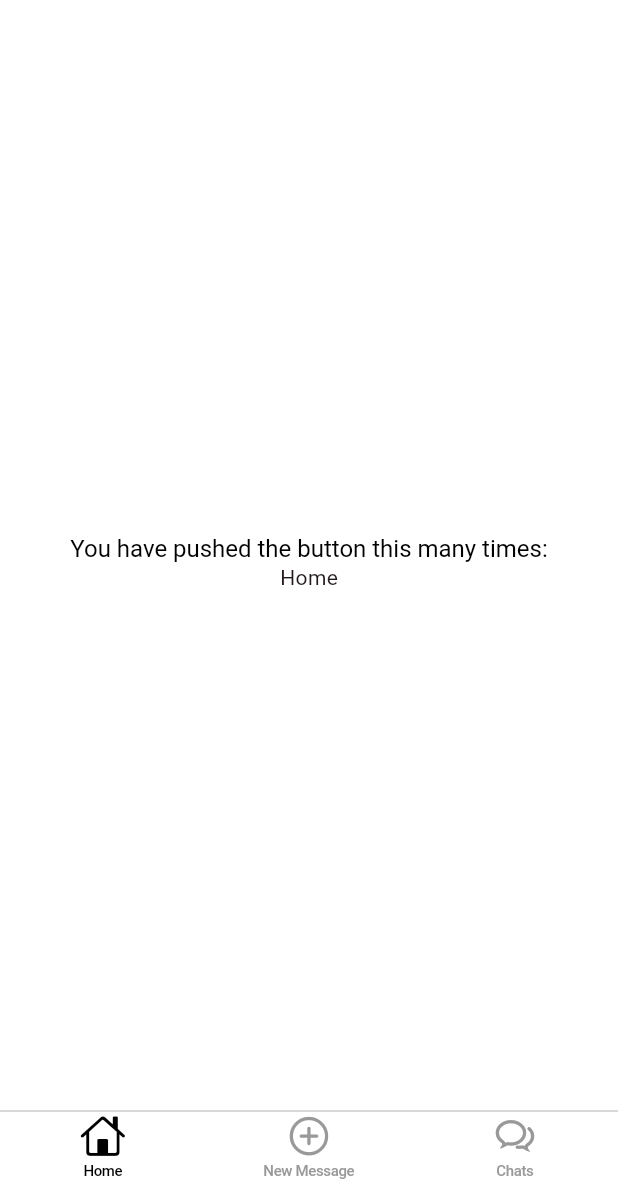
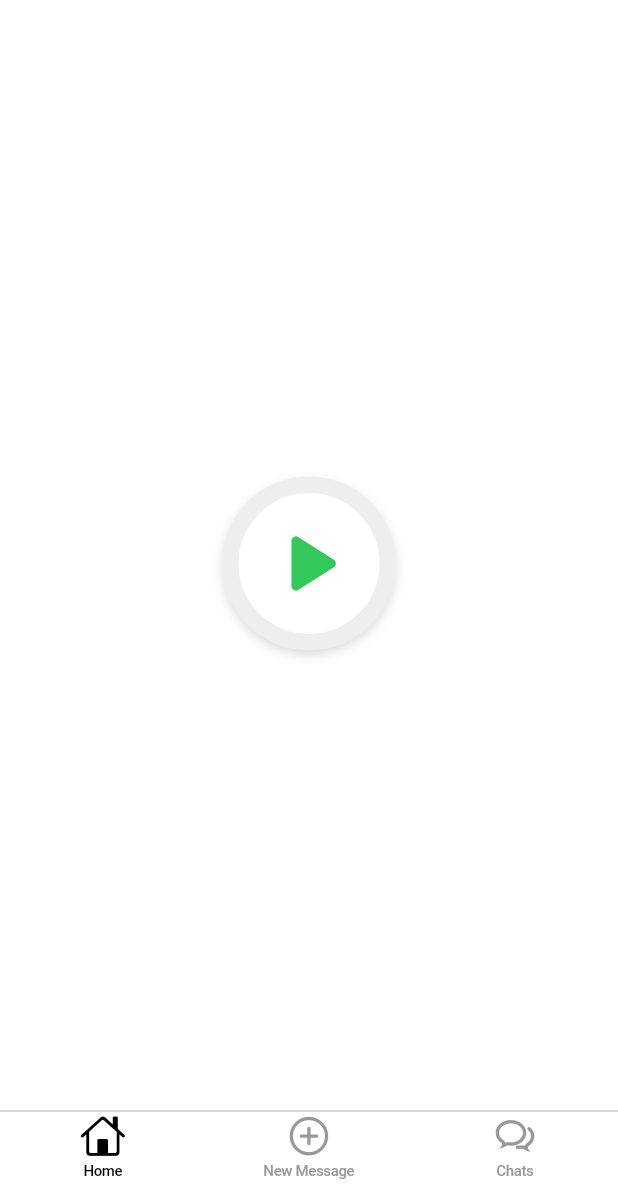
Before and after one commit to ekankr2/listen, a Flutter app: the screen it shows after launch, on a phone screen of 412 x 824 dp, the part 50-1236 px from its top. Run offline on Flutter 3.47's test engine with Material 3 defaults, Android fonts, the phone set to English and light mode, and no system bars; our stand-ins replace get, get_storage, supabase_flutter; accounts and stored records are empty; project files that could hold a hidden picture were left out.

Commit message:
create main play button

```diff
--- a/app/lib/presentation/pages/home/home_page.dart
+++ b/app/lib/presentation/pages/home/home_page.dart
@@ -1,6 +1,7 @@
 import 'package:app/controllers/home_controller.dart';
 import 'package:app/presentation/widgets/base_scaffold.dart';
 import 'package:flutter/cupertino.dart';
+import 'package:flutter/material.dart';
 import 'package:get/get.dart';
 
 class HomePage extends StatelessWidget {
@@ -18,13 +19,30 @@ class HomePage extends StatelessWidget {
         child: Column(
           mainAxisAlignment: MainAxisAlignment.center,
           children: <Widget>[
-            const Text(
-              'You have pushed the button this many times:',
+            CupertinoButton(
+              padding: EdgeInsets.zero,
+              onPressed: () {},
+              child: Container(
+                decoration: BoxDecoration(
+                  color: Colors.white,
+                  shape: BoxShape.circle,
+                  border: Border.all(
+                      color: CupertinoColors.systemGrey.withValues(alpha: 0.15),
+                      width: 11),
+                  boxShadow: [
+                    BoxShadow(
+                      color: CupertinoColors.systemGrey.withValues(alpha: 0.3),
+                      spreadRadius: 0,
+                      blurRadius: 5,
+                      offset: Offset(0, 3),
+                    ),
+                  ],
+                ),
+                padding: const EdgeInsets.all(12),
+                child: Icon(Icons.play_arrow_rounded,
+                    color: CupertinoColors.systemGreen, size: 70),
+              ),
             ),
-            Obx(() => Text(
-              store.title,
-              style: Get.theme.textTheme.bodyMedium,
-            )),
           ],
         ),
       ),
```
